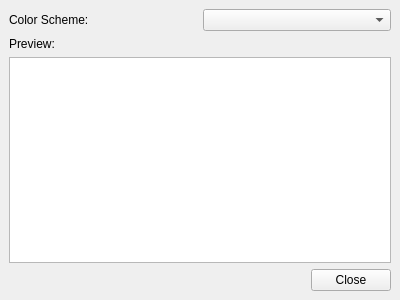
Old version of the form BartleBlog/ui/pygment_config.ui in the repository ralsina/ra-blog.
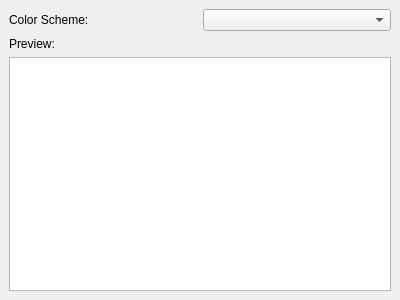
New version of the form.

Commit message: The config dialog-withwidgets-inside thingie works, except for some width problems

The edit to the form file:
```diff
--- a/BartleBlog/ui/pygment_config.ui
+++ b/BartleBlog/ui/pygment_config.ui
@@ -9,6 +9,14 @@
     <height>300</height>
    </rect>
   </property>
+  <property name="sizePolicy" >
+   <sizepolicy>
+    <hsizetype>7</hsizetype>
+    <vsizetype>5</vsizetype>
+    <horstretch>0</horstretch>
+    <verstretch>0</verstretch>
+   </sizepolicy>
+  </property>
   <property name="windowTitle" >
    <string>Form</string>
   </property>
@@ -56,36 +64,6 @@
      </property>
     </widget>
    </item>
-   <item>
-    <layout class="QHBoxLayout" >
-     <property name="margin" >
-      <number>0</number>
-     </property>
-     <property name="spacing" >
-      <number>6</number>
-     </property>
-     <item>
-      <spacer>
-       <property name="orientation" >
-        <enum>Qt::Horizontal</enum>
-       </property>
-       <property name="sizeHint" >
-        <size>
-         <width>40</width>
-         <height>20</height>
-        </size>
-       </property>
-      </spacer>
-     </item>
-     <item>
-      <widget class="QPushButton" name="close" >
-       <property name="text" >
-        <string>Close</string>
-       </property>
-      </widget>
-     </item>
-    </layout>
-   </item>
   </layout>
  </widget>
  <resources/>
```
The commit also changes 14 other files.
